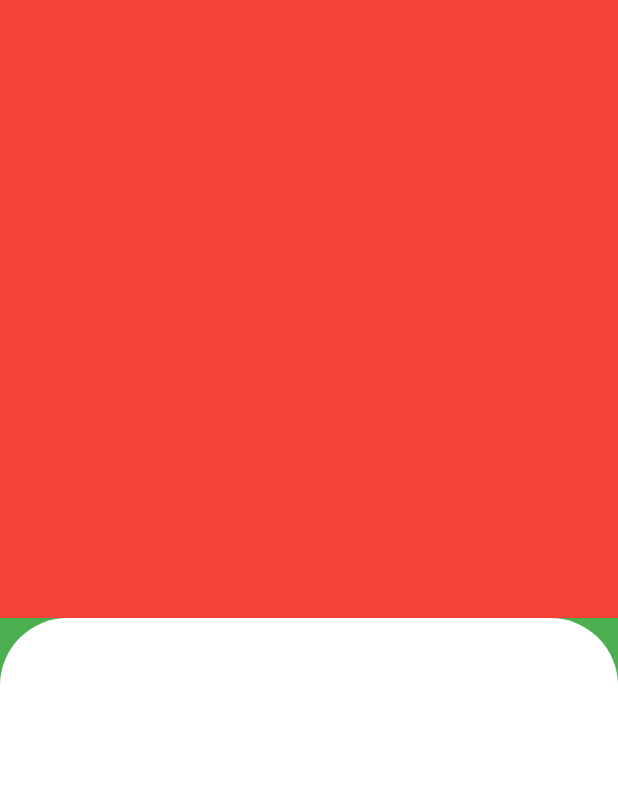
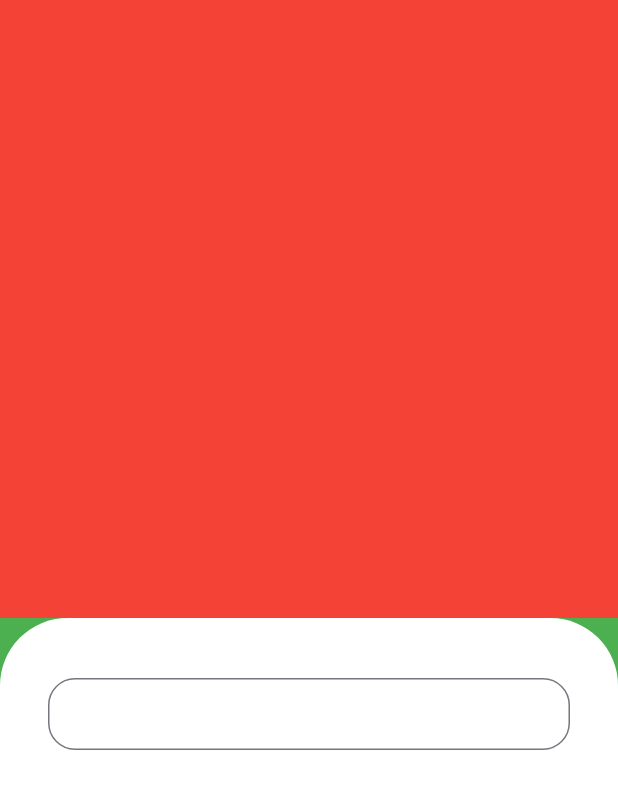
Before and after one commit to danielhia/quitanda_virtual, a Flutter app: the screen it shows after launch, on a phone screen of 412 x 824 dp. Shown: the top 789 px of the screen. Run offline on Flutter 3.47's test engine with Material 3 defaults, Android fonts, the phone set to English and light mode, and no system bars.

Commit message:
Adicionando o campo de texto

```diff
--- a/lib/main.dart
+++ b/lib/main.dart
@@ -13,8 +13,7 @@ class MyApp extends StatelessWidget {
     return MaterialApp(
       title: 'Flutter Demo',
       theme: ThemeData(
-        colorScheme: ColorScheme.fromSeed(seedColor: Colors.deepPurple),
-        useMaterial3: true,
+        primarySwatch: Colors.green,
       ),
       debugShowCheckedModeBanner: false,
       home: const SignInScreen(),
--- a/lib/src/auth/sign_in_screen.dart
+++ b/lib/src/auth/sign_in_screen.dart
@@ -16,11 +16,27 @@ class SignInScreen extends StatelessWidget {
           ),
           Expanded(
             child: Container(
+              padding: const EdgeInsets.symmetric(
+                horizontal: 32,
+                vertical: 40,
+              ),
               decoration: BoxDecoration(
                 color: Colors.white,
                 borderRadius: BorderRadius.vertical(
                   top: Radius.circular(45),
                 ),
+              ),
+              child: Column(
+                children: [
+                  TextFormField(
+                    decoration: InputDecoration(
+                      isDense: true,
+                      border: OutlineInputBorder(
+                        borderRadius: BorderRadius.circular(18),
+                      ),
+                    ),
+                  ),
+                ],
               ),
             ),
           ),
```
